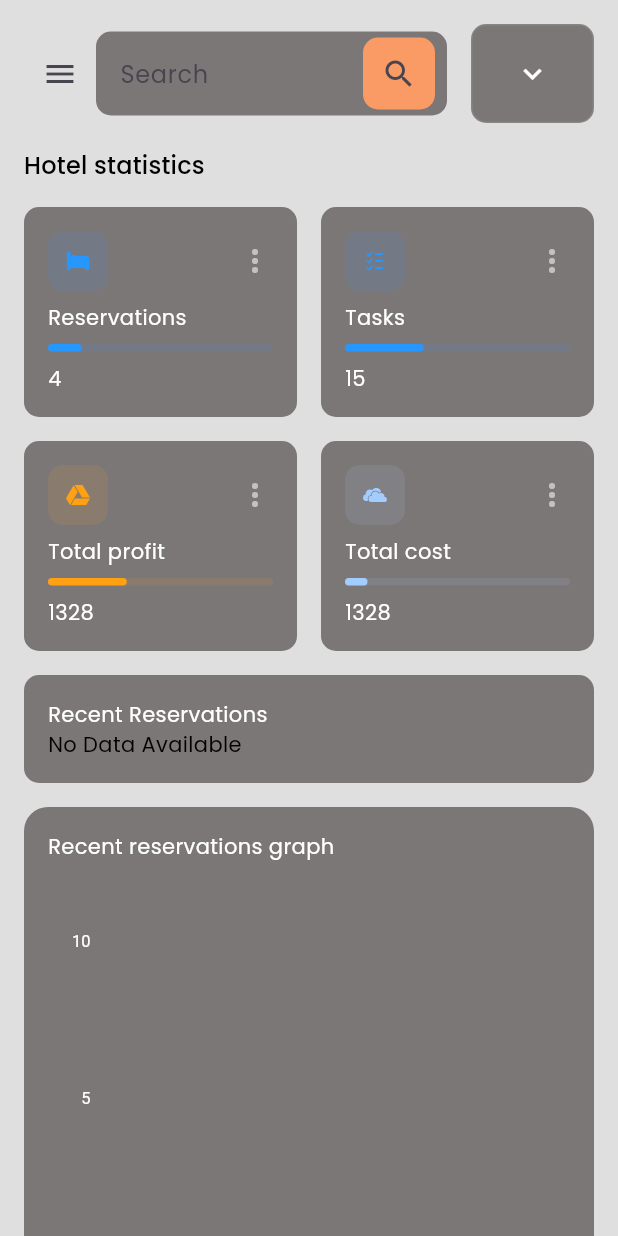
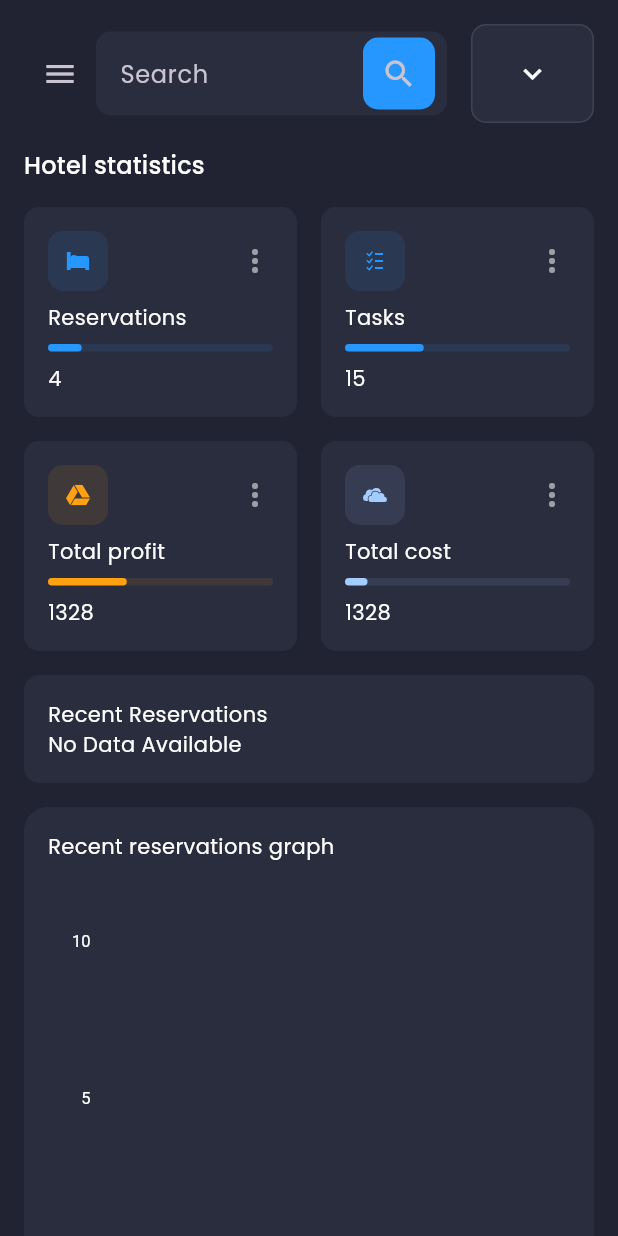
Before and after one commit to Karlo11111/AedisResponsiveAdminPanel, a Flutter app: the MainScreen screen opened directly, in the side drawer, after a tap on the "keyboard arrow down" icon, on a phone screen of 412 x 824 dp. Run offline on Flutter 3.47's test engine with Material 3 defaults, Android fonts, the phone set to English and light mode, and no system bars; our stand-ins replace charts_flutter, cloud_firestore, firebase_auth, firebase_core, flutter_svg, google_fonts; missing offline and left inert: dart:html, gantt_chart; accounts and stored records are empty; network calls fail; statements that could not run were skipped.

Commit message:
Last commit of the project (hopefully)

```diff
--- a/lib/main.dart
+++ b/lib/main.dart
@@ -74,7 +74,7 @@ class AuthenticationWrapper extends StatelessWidget {
         if (snapshot.connectionState == ConnectionState.active) {
           User? user = snapshot.data;
           if (user == null) {
-            return MainScreen();
+            return AuthenticationScreen();
           }
           return MainScreen();
         }
--- a/lib/screens/Authentication/authentiation.dart
+++ b/lib/screens/Authentication/authentiation.dart
@@ -102,7 +102,9 @@ class _AuthenticationScreenState extends State<AuthenticationScreen> {
                   Text(
                     "Aedis",
                     style: TextStyle(
-                        fontSize: 45, color: Color.fromRGBO(38, 151, 255, 1)),
+                        fontWeight: FontWeight.w800,
+                        fontSize: 45,
+                        color: Color.fromRGBO(38, 151, 255, 1)),
                   ),
                   Text(
                     "The hotel of your dreams.",
--- a/lib/screens/main/components/side_menu.dart
+++ b/lib/screens/main/components/side_menu.dart
@@ -68,12 +68,7 @@ class SideMenu extends StatelessWidget {
             press: () => onItemSelected(6),
             selectedIndex: selectedIndex == 6,
           ),
-          DrawerListTile(
-            title: "Settings",
-            svgSrc: "assets/icons/menu_setting.svg",
-            press: () => onItemSelected(7),
-            selectedIndex: selectedIndex == 7,
-          ),
+
         ],
       ),
     );
--- a/lib/screens/main/main_screen.dart
+++ b/lib/screens/main/main_screen.dart
@@ -8,7 +8,6 @@ import 'package:admin/screens/dashboard/dashboard_screen.dart';
 
 import 'package:admin/screens/employers/employers.dart';
 import 'package:admin/screens/service_reservations/service_reservations_screeen.dart';
-import 'package:admin/screens/settings/SettingsScreen.dart';
 import 'package:admin/screens/support/support.dart';
 import 'package:admin/screens/tasks/tasks_screen.dart';
 import 'package:flutter/material.dart';
@@ -48,8 +47,7 @@ class _MainScreenState extends State<MainScreen> {
         return CheckedInScreen();
       case 6:
         return SupportScreen();
-      case 7:
-        return SettingsScreen();
+
       default:
         return DashboardScreen();
     }
--- a/lib/theme/theme_provider.dart
+++ b/lib/theme/theme_provider.dart
@@ -1,7 +1,7 @@
 import 'package:flutter/material.dart';
 
 class ThemeProvider extends ChangeNotifier {
-  bool _isDarkMode = false; // Default theme is light
+  bool _isDarkMode = true; // Default theme is light
 
   bool get isDarkMode => _isDarkMode;
 
```
